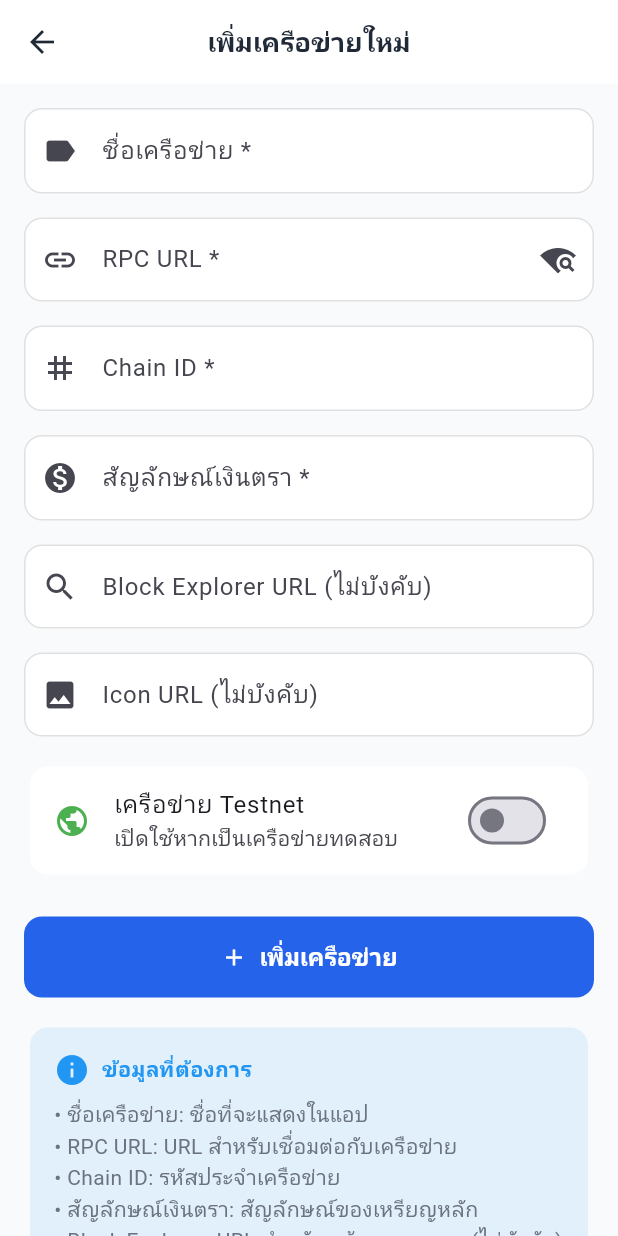
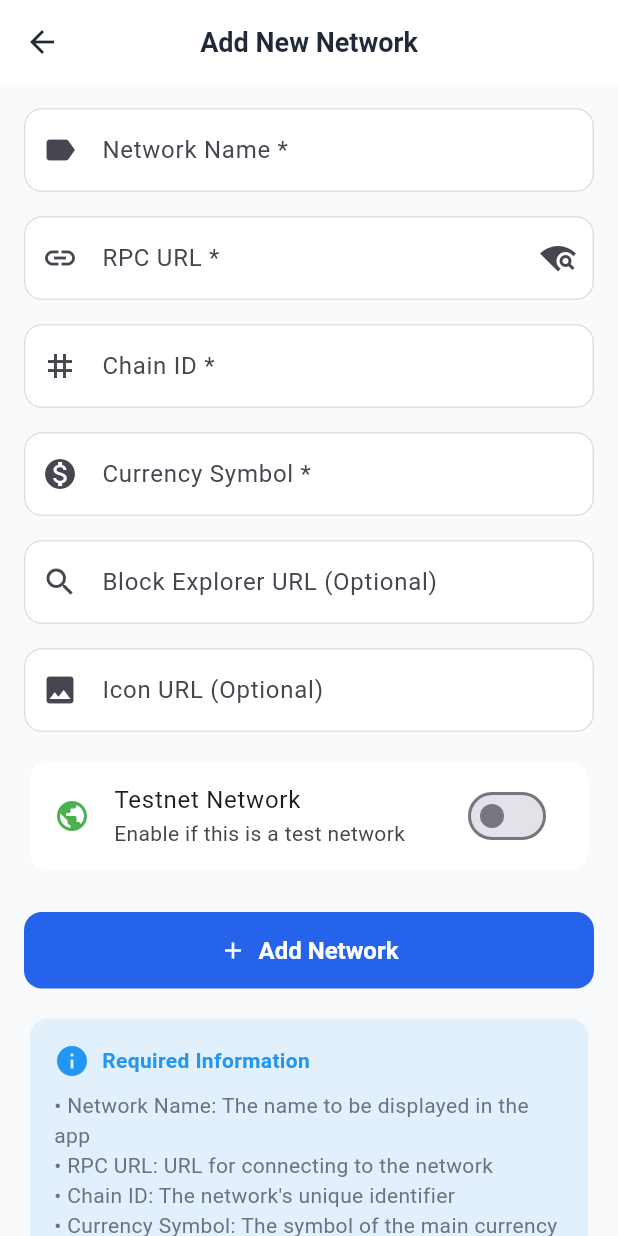
Before and after one commit to jamesatomc/pay_evm, a Flutter app: the AddCustomNetworkScreen screen opened directly, on a phone screen of 412 x 824 dp. Run offline on Flutter 3.47's test engine with Material 3 defaults, Android fonts, the phone set to English and light mode, and no system bars; our stand-ins replace flutter_secure_storage, qr_flutter, shared_preferences; missing offline and left inert: bip39, mobile_scanner, pointycastle, web3dart; accounts and stored records are empty.

Commit message:
feat: Update UI text to English for network management screens

```diff
--- a/lib/screenpage/AddCustomNetworkScreen.dart
+++ b/lib/screenpage/AddCustomNetworkScreen.dart
@@ -1,8 +1,11 @@
+// ignore: file_names
 import 'package:flutter/material.dart';
 import 'package:flutter/services.dart';
 import '../services/network_service.dart';
 import '../models/network_model.dart';
 
+// eng
+// AddCustomNetworkScreen
 class AddCustomNetworkScreen extends StatefulWidget {
   final NetworkModel? network; // For editing existing network
 
@@ -57,11 +60,11 @@ class _AddCustomNetworkScreenState extends State<AddCustomNetworkScreen> {
 
   bool get _isEditing => widget.network != null;
 
-  String get _title => _isEditing ? 'แก้ไขเครือข่าย' : 'เพิ่มเครือข่ายใหม่';
+  String get _title => _isEditing ? 'Edit Network' : 'Add New Network';
 
   Future<void> _testConnection() async {
     if (_rpcUrlController.text.trim().isEmpty) {
-      _showError('กรุณาใส่ URL ของ RPC');
+      _showError('Please enter the RPC URL');
       return;
     }
 
@@ -78,16 +81,16 @@ class _AddCustomNetworkScreenState extends State<AddCustomNetworkScreen> {
       });
 
       if (result) {
-        _showSuccess('การเชื่อมต่อสำเร็จ!');
+        _showSuccess('Connection Successful!');
       } else {
-        _showError('ไม่สามารถเชื่อมต่อได้');
+        _showError('Connection Failed');
       }
     } catch (e) {
       setState(() {
         _connectionTestResult = false;
         _hasTestedConnection = true;
       });
-      _showError('เกิดข้อผิดพลาดในการทดสอบการเชื่อมต่อ: $e');
+      _showError('Error testing connection: $e');
     } finally {
       setState(() => _isTestingConnection = false);
     }
@@ -129,16 +132,16 @@ class _AddCustomNetworkScreenState extends State<AddCustomNetworkScreen> {
 
       if (success) {
         if (mounted) {
-          _showSuccess(_isEditing ? 'อัปเดตเครือข่ายสำเร็จ' : 'เพิ่มเครือข่ายสำเร็จ');
+          _showSuccess(_isEditing ? 'Network Updated Successfully' : 'Network Added Successfully');
           Navigator.pop(context, true);
         }
       } else {
         _showError(_isEditing
-            ? 'ไม่สามารถอัปเดตเครือข่ายได้'
-            : 'ไม่สามารถเพิ่มเครือข่ายได้ (อาจมีอยู่แล้ว)');
+            ? 'Failed to Update Network'
+            : 'Failed to Add Network (may already exist)');
       }
     } catch (e) {
-      _showError('เกิดข้อผิดพลาด: $e');
+      _showError('Error: $e');
     } finally {
       setState(() => _isLoading = false);
     }
@@ -168,19 +171,19 @@ class _AddCustomNetworkScreenState extends State<AddCustomNetworkScreen> {
 
   String? _validateRequired(String? value, String fieldName) {
     if (value == null || value.trim().isEmpty) {
-      return 'กรุณาใส่$fieldName';
+      return 'Please enter $fieldName';
     }
     return null;
   }
 
   String? _validateUrl(String? value) {
     if (value == null || value.trim().isEmpty) {
-      return 'กรุณาใส่ URL ของ RPC';
+      return 'Please enter the RPC URL';
     }
 
     final uri = Uri.tryParse(value.trim());
     if (uri == null || (!uri.scheme.startsWith('http'))) {
-      return 'กรุณาใส่ URL ที่ถูกต้อง (เริ่มด้วย http:// หรือ https://)';
+      return 'Please enter a valid URL (starting with http:// or https://)';
     }
 
     return null;
@@ -188,12 +191,12 @@ class _AddCustomNetworkScreenState extends State<AddCustomNetworkScreen> {
 
   String? _validateChainId(String? value) {
     if (value == null || value.trim().isEmpty) {
-      return 'กรุณาใส่ Chain ID';
+      return 'Please enter Chain ID';
     }
 
     final chainId = int.tryParse(value.trim());
     if (chainId == null || chainId < 1) {
-      return 'กรุณาใส่ Chain ID ที่ถูกต้อง';
+      return 'Please enter a valid Chain ID';
     }
 
     return null;
@@ -206,14 +209,14 @@ class _AddCustomNetworkScreenState extends State<AddCustomNetworkScreen> {
 
     final uri = Uri.tryParse(value.trim());
     if (uri == null || !uri.scheme.startsWith('http')) {
-      return 'กรุณาใส่ URL ของรูป icon ที่ถูกต้อง';
+      return 'Please enter a valid icon URL';
     }
 
     // Check if URL might be an image
     final path = uri.path.toLowerCase();
     if (!path.endsWith('.png') && !path.endsWith('.jpg') && !path.endsWith('.jpeg') &&
         !path.endsWith('.gif') && !path.endsWith('.svg') && !path.endsWith('.webp')) {
-      return 'URL ควรเป็นไฟล์รูปภาพ (.png, .jpg, .svg ฯลฯ)';
+      return 'URL should be an image file (.png, .jpg, .svg, etc.)';
     }
 
     return null;
@@ -227,7 +230,9 @@ class _AddCustomNetworkScreenState extends State<AddCustomNetworkScreen> {
       padding: const EdgeInsets.all(12),
       decoration: BoxDecoration(
         color: _connectionTestResult
+            // ignore: deprecated_member_use
             ? Colors.green.withOpacity(0.1)
+            // ignore: deprecated_member_use
             : Colors.red.withOpacity(0.1),
         borderRadius: BorderRadius.circular(8),
         border: Border.all(
@@ -244,7 +249,7 @@ class _AddCustomNetworkScreenState extends State<AddCustomNetworkScreen> {
           ),
           const SizedBox(width: 8),
           Text(
-            _connectionTestResult ? 'การเชื่อมต่อสำเร็จ' : 'การเชื่อมต่อล้มเหลว',
+            _connectionTestResult ? 'Connection Successful' : 'Connection Failed',
             style: TextStyle(
               color: _connectionTestResult ? Colors.green : Colors.red,
               fontWeight: FontWeight.bold,
@@ -266,7 +271,7 @@ class _AddCustomNetworkScreenState extends State<AddCustomNetworkScreen> {
             TextButton(
               onPressed: _saveNetwork,
               child: Text(
-                _isEditing ? 'อัปเดต' : 'บันทึก',
+                _isEditing ? 'Update' : 'Save',
                 style: const TextStyle(color: Colors.white),
               ),
             ),
@@ -283,12 +288,12 @@ class _AddCustomNetworkScreenState extends State<AddCustomNetworkScreen> {
                   TextFormField(
                     controller: _nameController,
                     decoration: const InputDecoration(
-                      labelText: 'ชื่อเครือข่าย *',
-                      hintText: 'เช่น My Custom Chain',
+                      labelText: 'Network Name *',
+                      hintText: 'e.g. My Custom Chain',
                       border: OutlineInputBorder(),
                       prefixIcon: Icon(Icons.label),
                     ),
-                    validator: (value) => _validateRequired(value, 'ชื่อเครือข่าย'),
+                    validator: (value) => _validateRequired(value, 'Network Name'),
                   ),
 
                   const SizedBox(height: 16),
@@ -310,7 +315,7 @@ class _AddCustomNetworkScreenState extends State<AddCustomNetworkScreen> {
                           : IconButton(
                               icon: const Icon(Icons.wifi_find),
                               onPressed: _testConnection,
-                              tooltip: 'ทดสอบการเชื่อมต่อ',
+                              tooltip: 'Test Connection',
                             ),
                     ),
                     validator: _validateUrl,
@@ -333,7 +338,7 @@ class _AddCustomNetworkScreenState extends State<AddCustomNetworkScreen> {
                     controller: _chainIdController,
                     decoration: const InputDecoration(
                       labelText: 'Chain ID *',
-                      hintText: 'เช่น 1337',
+                      hintText: 'e.g. 1337',
                       border: OutlineInputBorder(),
                       prefixIcon: Icon(Icons.tag),
                     ),
@@ -348,13 +353,13 @@ class _AddCustomNetworkScreenState extends State<AddCustomNetworkScreen> {
                   TextFormField(
                     controller: _currencySymbolController,
                     decoration: const InputDecoration(
-                      labelText: 'สัญลักษณ์เงินตรา *',
-                      hintText: 'เช่น ETH, BNB, MATIC',
+                      labelText: 'Currency Symbol *',
+                      hintText: 'e.g. ETH, BNB, MATIC',
                       border: OutlineInputBorder(),
                       prefixIcon: Icon(Icons.monetization_on),
                     ),
                     textCapitalization: TextCapitalization.characters,
-                    validator: (value) => _validateRequired(value, 'สัญลักษณ์เงินตรา'),
+                    validator: (value) => _validateRequired(value, 'Currency Symbol'),
                   ),
 
                   const SizedBox(height: 16),
@@ -363,7 +368,7 @@ class _AddCustomNetworkScreenState extends State<AddCustomNetworkScreen> {
                   TextFormField(
                     controller: _blockExplorerController,
                     decoration: const InputDecoration(
-                      labelText: 'Block Explorer URL (ไม่บังคับ)',
+                      labelText: 'Block Explorer URL (Optional)',
                       hintText: 'https://explorer.example.com',
                       border: OutlineInputBorder(),
                       prefixIcon: Icon(Icons.search),
@@ -376,7 +381,7 @@ class _AddCustomNetworkScreenState extends State<AddCustomNetworkScreen> {
                   TextFormField(
                     controller: _iconUrlController,
                     decoration: InputDecoration(
-                      labelText: 'Icon URL (ไม่บังคับ)',
+                      labelText: 'Icon URL (Optional)',
                       hintText: 'https://example.com/icon.png',
                       border: const OutlineInputBorder(),
                       prefixIcon: const Icon(Icons.image),
@@ -417,11 +422,12 @@ class _AddCustomNetworkScreenState extends State<AddCustomNetworkScreen> {
 
                   const SizedBox(height: 16),
 
+                  // English
                   // Testnet Switch
                   Card(
                     child: SwitchListTile(
-                      title: const Text('เครือข่าย Testnet'),
-                      subtitle: const Text('เปิดใช้หากเป็นเครือข่ายทดสอบ'),
+                      title: const Text('Testnet Network'),
+                      subtitle: const Text('Enable if this is a test network'),
                       value: _isTestnet,
                       onChanged: (value) => setState(() => _isTestnet = value),
                       secondary: Icon(
@@ -437,7 +443,7 @@ class _AddCustomNetworkScreenState extends State<AddCustomNetworkScreen> {
                   ElevatedButton.icon(
                     onPressed: _isLoading ? null : _saveNetwork,
                     icon: Icon(_isEditing ? Icons.update : Icons.add),
-                    label: Text(_isEditing ? 'อัปเดตเครือข่าย' : 'เพิ่มเครือข่าย'),
+                    label: Text(_isEditing ? 'Update Network' : 'Add Network'),
                     style: ElevatedButton.styleFrom(
                       padding: const EdgeInsets.all(16),
                     ),
@@ -445,6 +451,7 @@ class _AddCustomNetworkScreenState extends State<AddCustomNetworkScreen> {
 
                   const SizedBox(height: 16),
 
+                  // English
                   // Help Text
                   Card(
                     color: Colors.blue.withOpacity(0.1),
@@ -458,7 +465,7 @@ class _AddCustomNetworkScreenState extends State<AddCustomNetworkScreen> {
                               Icon(Icons.info, color: Colors.blue),
                               SizedBox(width: 8),
                               Text(
-                                'ข้อมูลที่ต้องการ',
+                                'Required Information',
                                 style: TextStyle(
                                   fontWeight: FontWeight.bold,
                                   color: Colors.blue,
@@ -467,14 +474,14 @@ class _AddCustomNetworkScreenState extends State<AddCustomNetworkScreen> {
                             ],
                           ),
                           SizedBox(height: 8),
-                          Text('• ชื่อเครือข่าย: ชื่อที่จะแสดงในแอป'),
-                          Text('• RPC URL: URL สำหรับเชื่อมต่อกับเครือข่าย'),
-                          Text('• Chain ID: รหัสประจำเครือข่าย'),
-                          Text('• สัญลักษณ์เงินตรา: สัญลักษณ์ของเหรียญหลัก'),
-                          Text('• Block Explorer: URL สำหรับดูข้อมูลธุรกรรม (ไม่บังคับ)'),
-                          Text('• Icon URL: ลิงค์รูป icon ของเครือข่าย (ไม่บังคับ)'),
+                          Text('• Network Name: The name to be displayed in the app'),
+                          Text('• RPC URL: URL for connecting to the network'),
+                          Text('• Chain ID: The network\'s unique identifier'),
+                          Text('• Currency Symbol: The symbol of the main currency'),
+                          Text('• Block Explorer: URL for viewing transaction details (optional)'),
+                          Text('• Icon URL: Link to the network\'s icon image (optional)'),
                           SizedBox(height: 4),
-                          Text('  รองรับไฟล์: .png, .jpg, .svg, .webp',
+                          Text('  Supported formats: .png, .jpg, .svg, .webp',
                                style: TextStyle(fontSize: 12, fontStyle: FontStyle.italic)),
                         ],
                       ),
--- a/lib/screenpage/CreateWalletScreen.dart
+++ b/lib/screenpage/CreateWalletScreen.dart
@@ -1,8 +1,7 @@
 import 'package:flutter/material.dart';
 import 'package:flutter/services.dart';
 import '../services/wallet_service.dart';
-import '../utils/app_theme.dart';
-import '../utils/custom_widgets.dart';
+
 
 class CreateWalletScreen extends StatefulWidget {
   const CreateWalletScreen({super.key});
--- a/lib/screenpage/NetworkSelectionScreen.dart
+++ b/lib/screenpage/NetworkSelectionScreen.dart
@@ -1,3 +1,4 @@
+// ignore: file_names
 import 'package:flutter/material.dart';
 import '../services/network_service.dart';
 import '../models/network_model.dart';
@@ -39,7 +40,8 @@ class _NetworkSelectionScreenState extends State<NetworkSelectionScreen> {
       });
     } catch (e) {
       setState(() => _isLoading = false);
-      _showError('เกิดข้อผิดพลาดในการโหลดเครือข่าย: $e');
+      //eng
+      _showError('Error loading networks: $e');
     }
   }
 
@@ -52,7 +54,7 @@ class _NetworkSelectionScreenState extends State<NetworkSelectionScreen> {
       if (mounted) {
         ScaffoldMessenger.of(context).showSnackBar(
           SnackBar(
-            content: Text('เปลี่ยนไปใช้เครือข่าย ${network.name} แล้ว'),
+            content: Text('Switched to network ${network.name}'),
             backgroundColor: Colors.green,
           ),
         );
@@ -61,7 +63,7 @@ class _NetworkSelectionScreenState extends State<NetworkSelectionScreen> {
         Navigator.pop(context, true);
       }
     } catch (e) {
-      _showError('เกิดข้อผิดพลาดในการเปลี่ยนเครือข่าย: $e');
+      _showError('Error switching networks: $e');
     }
   }
 
@@ -76,16 +78,16 @@ class _NetworkSelectionScreenState extends State<NetworkSelectionScreen> {
         if (mounted) {
           ScaffoldMessenger.of(context).showSnackBar(
             SnackBar(
-              content: Text('ลบเครือข่าย ${network.name} แล้ว'),
+              content: Text('Deleted network ${network.name}'),
               backgroundColor: Colors.orange,
             ),
           );
         }
       } else {
-        _showError('ไม่สามารถลบเครือข่ายได้');
+        _showError('Unable to delete network');
       }
     } catch (e) {
-      _showError('เกิดข้อผิดพลาดในการลบเครือข่าย: $e');
+      _showError('Error deleting network: $e');
     }
   }
 
@@ -93,17 +95,17 @@ class _NetworkSelectionScreenState extends State<NetworkSelectionScreen> {
     return await showDialog<bool>(
       context: context,
       builder: (context) => AlertDialog(
-        title: const Text('ยืนยันการลบ'),
-        content: Text('คุณต้องการลบเครือข่าย "$networkName" หรือไม่?'),
+        title: const Text('Confirm Deletion'),
+        content: Text('Are you sure you want to delete the network "$networkName"?'),
         actions: [
           TextButton(
             onPressed: () => Navigator.pop(context, false),
-            child: const Text('ยกเลิก'),
+            child: const Text('Cancel'),
           ),
           TextButton(
             onPressed: () => Navigator.pop(context, true),
             style: TextButton.styleFrom(foregroundColor: Colors.red),
-            child: const Text('ลบ'),
+            child: const Text('Delete'),
           ),
         ],
       ),
@@ -200,7 +202,7 @@ class _NetworkSelectionScreenState extends State<NetworkSelectionScreen> {
                       children: [
                         Icon(Icons.edit),
                         SizedBox(width: 8),
-                        Text('แก้ไข'),
+                        Text('Edit'),
                       ],
                     ),
                   ),
@@ -210,7 +212,7 @@ class _NetworkSelectionScreenState extends State<NetworkSelectionScreen> {
                       children: [
                         Icon(Icons.delete, color: Colors.red),
                         SizedBox(width: 8),
-                        Text('ลบ', style: TextStyle(color: Colors.red)),
+                        Text('Delete', style: TextStyle(color: Colors.red)),
                       ],
                     ),
                   ),
@@ -324,13 +326,13 @@ class _NetworkSelectionScreenState extends State<NetworkSelectionScreen> {
   Widget build(BuildContext context) {
     return Scaffold(
       appBar: AppBar(
-        title: const Text('เลือกเครือข่าย'),
+        title: const Text('Select Network'),
         centerTitle: true,
         actions: [
           IconButton(
             icon: const Icon(Icons.add),
             onPressed: _addCustomNetwork,
-            tooltip: 'เพิ่มเครือข่ายที่กำหนดเอง',
+            tooltip: 'Add Custom Network',
           ),
         ],
       ),
@@ -344,7 +346,7 @@ class _NetworkSelectionScreenState extends State<NetworkSelectionScreen> {
                   Padding(
                     padding: const EdgeInsets.all(16.0),
                     child: Text(
-                      'เครือข่ายหลัก',
+                      'Main Networks',
                       style: Theme.of(context).textTheme.titleMedium?.copyWith(
                         fontWeight: FontWeight.bold,
                       ),
@@ -359,7 +361,7 @@ class _NetworkSelectionScreenState extends State<NetworkSelectionScreen> {
                     Padding(
                       padding: const EdgeInsets.all(16.0),
                       child: Text(
-                        'เครือข่าย Testnet',
+                        'Testnet Networks',
                         style: Theme.of(context).textTheme.titleMedium?.copyWith(
                           fontWeight: FontWeight.bold,
                         ),
@@ -375,7 +377,7 @@ class _NetworkSelectionScreenState extends State<NetworkSelectionScreen> {
                     Padding(
                       padding: const EdgeInsets.all(16.0),
                       child: Text(
-                        'เครือข่ายที่กำหนดเอง',
+                        'Custom Networks',
                         style: Theme.of(context).textTheme.titleMedium?.copyWith(
                           fontWeight: FontWeight.bold,
                         ),
@@ -392,7 +394,7 @@ class _NetworkSelectionScreenState extends State<NetworkSelectionScreen> {
                     child: OutlinedButton.icon(
                       onPressed: _addCustomNetwork,
                       icon: const Icon(Icons.add),
-                      label: const Text('เพิ่มเครือข่ายที่กำหนดเอง'),
+                      label: const Text('Add Custom Network'),
                       style: OutlinedButton.styleFrom(
                         padding: const EdgeInsets.all(16),
                       ),
```
